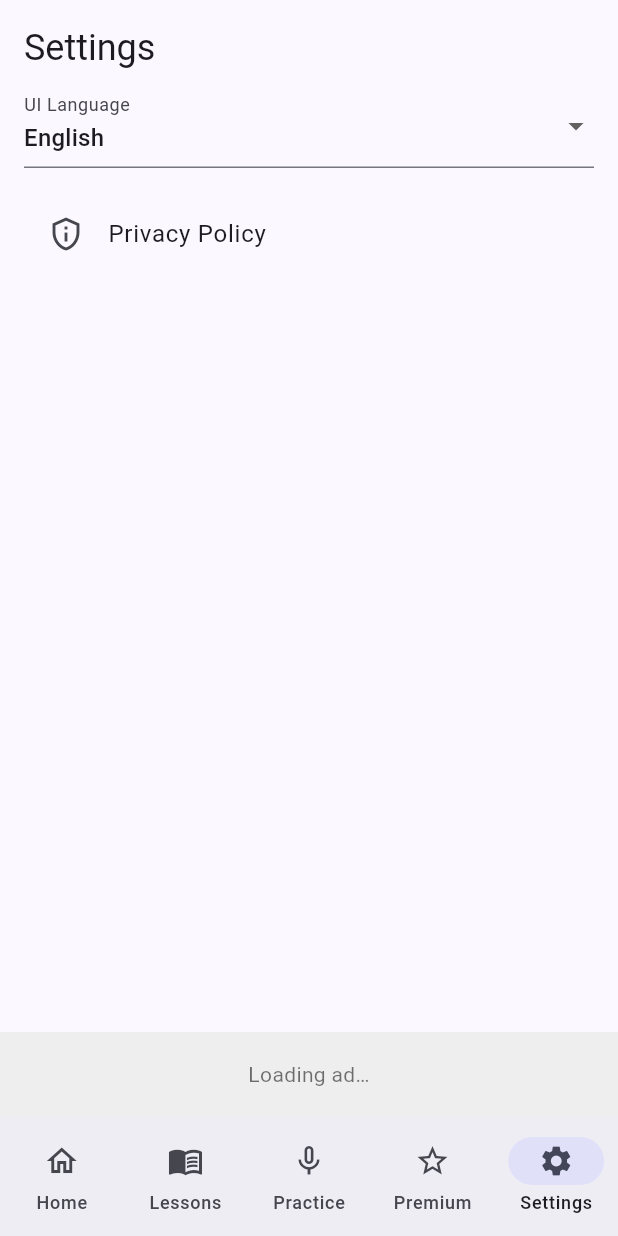
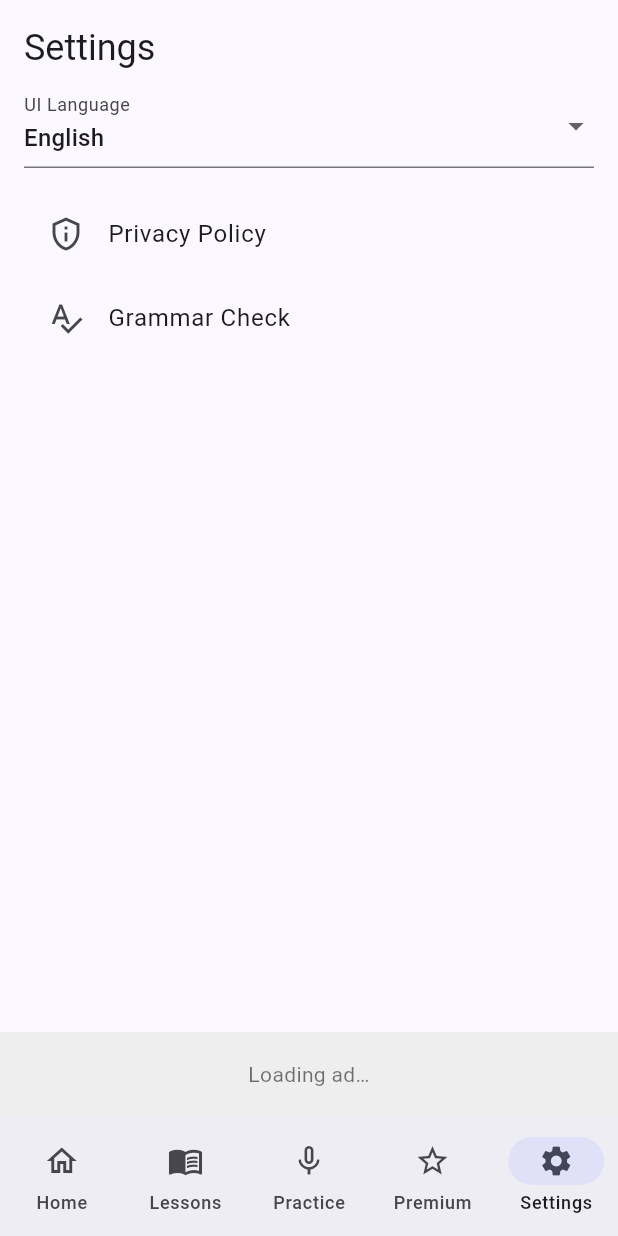
Before and after one commit to kyiithelord/eng, a Flutter app: the screen it shows after launch, item 5 of the bottom bar chosen, on a phone screen of 412 x 824 dp. Run offline on Flutter 3.47's test engine with Material 3 defaults, Android fonts, the light colour scheme and no system bars; our stand-ins replace cloud_firestore, firebase_core, go_router, google_mobile_ads, hive, hive_flutter and 2 more; missing offline and left inert: record; accounts and stored records are empty; network calls fail.

Commit message:
implement onboarding + profile + lessons progress + grammar button

```diff
--- a/lib/features/settings/settings_screen.dart
+++ b/lib/features/settings/settings_screen.dart
@@ -1,4 +1,5 @@
 import 'package:flutter/material.dart';
+import 'package:go_router/go_router.dart';
 import '../../widgets/app_scaffold.dart';
 
 class SettingsScreen extends StatefulWidget {
@@ -35,6 +36,11 @@ class _SettingsScreenState extends State<SettingsScreen> {
             title: const Text('Privacy Policy'),
             onTap: () {},
           ),
+          ListTile(
+            leading: const Icon(Icons.spellcheck),
+            title: const Text('Grammar Check'),
+            onTap: () => context.pushNamed('grammar'),
+          ),
         ],
       ),
     );
--- a/lib/routing/app_router.dart
+++ b/lib/routing/app_router.dart
@@ -8,6 +8,8 @@ import '../features/settings/settings_screen.dart';
 import '../features/lessons/lesson_detail_screen.dart';
 import '../features/quizzes/quiz_screen.dart';
 import '../features/grammar/grammar_screen.dart';
+import '../features/onboarding/onboarding_screen.dart';
+import '../features/profile/profile_screen.dart';
 
 GoRouter buildRouter() {
   return GoRouter(
@@ -17,6 +19,11 @@ GoRouter buildRouter() {
         path: '/',
         name: 'home',
         pageBuilder: (context, state) => const NoTransitionPage(child: HomeScreen()),
+      ),
+      GoRoute(
+        path: '/onboarding',
+        name: 'onboarding',
+        pageBuilder: (context, state) => const NoTransitionPage(child: OnboardingScreen()),
       ),
       GoRoute(
         path: '/lessons',
@@ -63,6 +70,11 @@ GoRouter buildRouter() {
         name: 'settings',
         pageBuilder: (context, state) => const NoTransitionPage(child: SettingsScreen()),
       ),
+      GoRoute(
+        path: '/profile',
+        name: 'profile',
+        pageBuilder: (context, state) => const NoTransitionPage(child: ProfileScreen()),
+      ),
     ],
   );
 }
```
Also changed, not shown: lib/features/onboarding/onboarding_screen.dart (added, +58 -0 lines), lib/features/profile/profile_screen.dart (added, +74 -0 lines).
